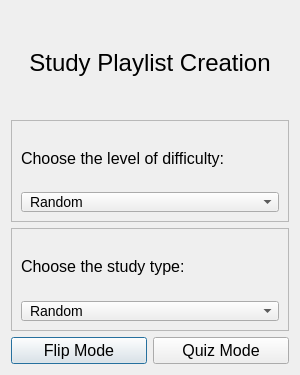
Old version of the form app/modules/ui/playlist_dialog.ui in the repository DelevoXDG/FlashcardMaster.
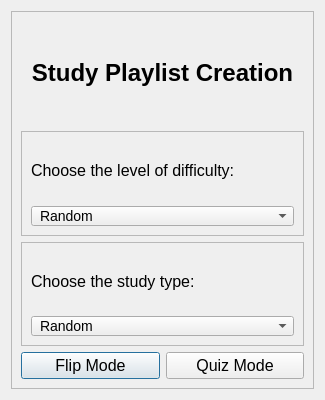
New version of the form. Icons and pictures are not drawn.

Commit message: Creating dialog boxes and improving other widgets

```diff
--- a/app/modules/ui/playlist_dialog.ui
+++ b/app/modules/ui/playlist_dialog.ui
@@ -6,8 +6,8 @@
    <rect>
     <x>0</x>
     <y>0</y>
-    <width>300</width>
-    <height>375</height>
+    <width>325</width>
+    <height>400</height>
    </rect>
   </property>
   <property name="windowTitle">
@@ -15,11 +15,19 @@
   </property>
   <layout class="QVBoxLayout" name="verticalLayout_4">
    <item>
-    <layout class="QVBoxLayout" name="layout">
+    <widget class="QFrame" name="frame">
+     <property name="frameShape">
+      <enum>QFrame::StyledPanel</enum>
+     </property>
+     <property name="frameShadow">
+      <enum>QFrame::Raised</enum>
+     </property>
+     <layout class="QVBoxLayout" name="verticalLayout_3">
      <item>
       <widget class="QLabel" name="title">
        <property name="styleSheet">
-        <string notr="true">font-size: 24px;</string>
+         <string notr="true">font-weight: bold;
+font-size: 24px;</string>
        </property>
        <property name="text">
         <string>Study Playlist Creation</string>
@@ -124,7 +132,7 @@
       </widget>
      </item>
      <item>
-      <layout class="QHBoxLayout" name="study_mode">
+       <layout class="QHBoxLayout" name="horizontalLayout">
        <item>
         <widget class="QPushButton" name="flip_mode_button">
          <property name="cursor">
@@ -184,6 +192,7 @@
       </layout>
      </item>
     </layout>
+    </widget>
    </item>
   </layout>
  </widget>
```
Lines whose indentation alone changed are shown as unchanged. The commit also changes 5 other files.
